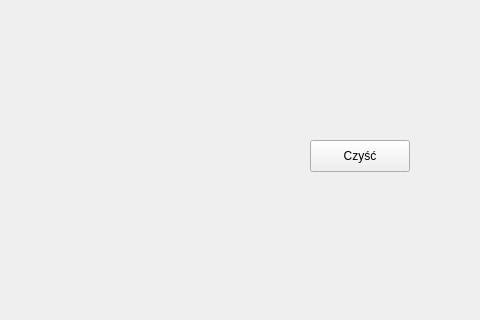
smpol/Podstawy-Grafiki-Komputerowej, file Zajecia5-Krzywe/mainwindow.ui: the form before one commit; both pictures show x 320 to 800 and y 0 to 320 of the 800 by 600 pixel window.
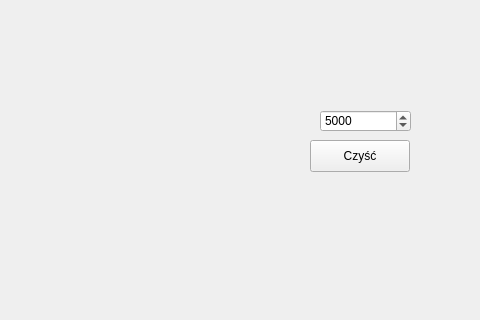
The form after the commit. Custom widgets are drawn as their Qt base class.

What changed in the file:
```diff
--- a/Zajecia5-Krzywe/mainwindow.ui
+++ b/Zajecia5-Krzywe/mainwindow.ui
@@ -37,6 +37,28 @@
      <string>Czyść</string>
     </property>
    </widget>
+   <widget class="QSpinBox" name="ilosc_k">
+    <property name="geometry">
+     <rect>
+      <x>640</x>
+      <y>110</y>
+      <width>91</width>
+      <height>22</height>
+     </rect>
+    </property>
+    <property name="minimum">
+     <number>3</number>
+    </property>
+    <property name="maximum">
+     <number>10000</number>
+    </property>
+    <property name="singleStep">
+     <number>1</number>
+    </property>
+    <property name="value">
+     <number>5000</number>
+    </property>
+   </widget>
   </widget>
   <widget class="QMenuBar" name="menubar">
    <property name="geometry">
```
